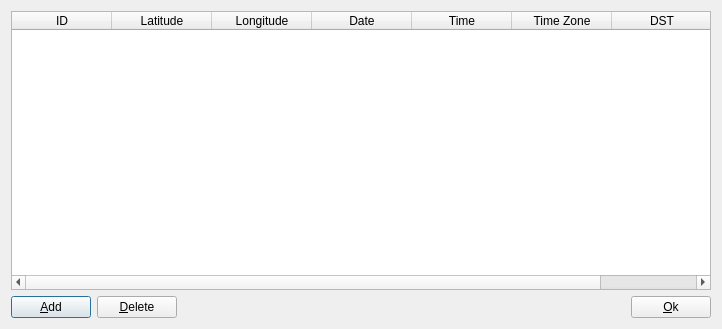
Old version of the form src/EditLocationDlg.ui in the repository codymj/SolarCalculator.
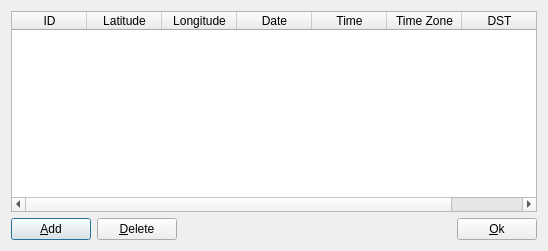
New version of the form.

What changed in the file:
```diff
--- a/src/EditLocationDlg.ui
+++ b/src/EditLocationDlg.ui
@@ -6,8 +6,8 @@
    <rect>
     <x>0</x>
     <y>0</y>
-    <width>722</width>
-    <height>329</height>
+    <width>548</width>
+    <height>251</height>
    </rect>
   </property>
   <property name="windowTitle">
@@ -34,7 +34,7 @@
         <bool>false</bool>
        </attribute>
        <attribute name="horizontalHeaderDefaultSectionSize">
-        <number>100</number>
+        <number>75</number>
        </attribute>
        <attribute name="horizontalHeaderHighlightSections">
         <bool>true</bool>
@@ -49,7 +49,7 @@
         <bool>false</bool>
        </attribute>
        <attribute name="verticalHeaderVisible">
-        <bool>true</bool>
+        <bool>false</bool>
        </attribute>
        <attribute name="verticalHeaderCascadingSectionResizes">
         <bool>false</bool>
```
Left out of the diff: 2 changed lines with no effect on the pictures.
